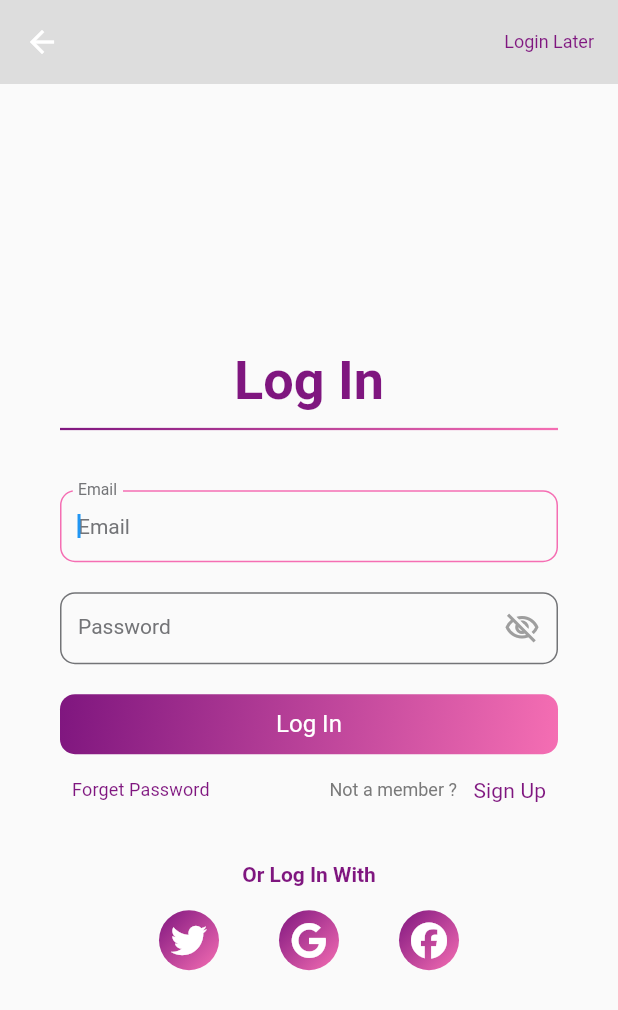
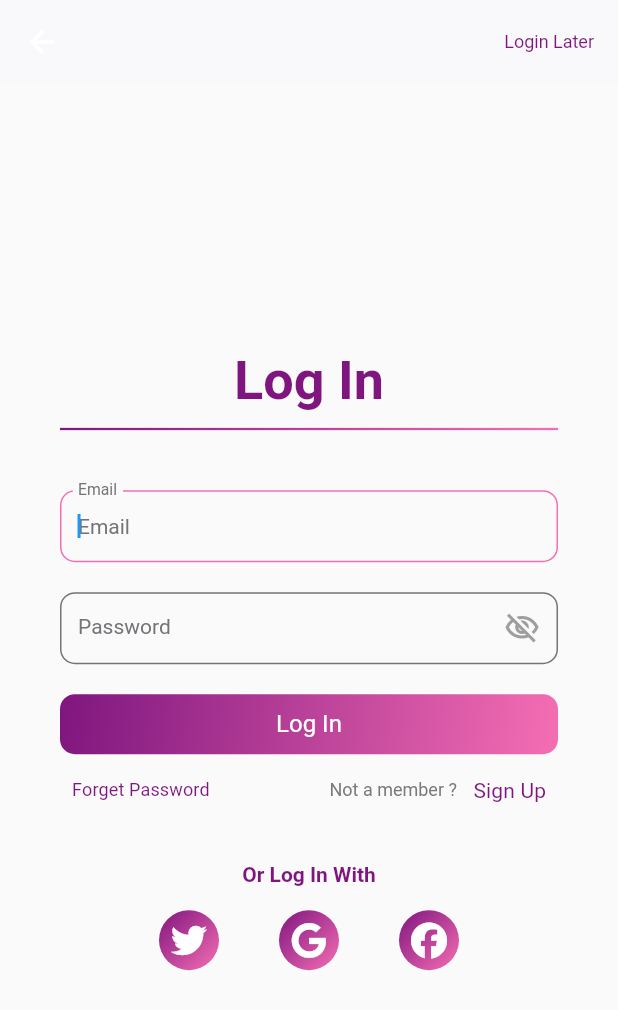
Before and after one commit to mohammedGamal17/MoScore, a Flutter app: the LoginView screen opened by its route, on a phone screen of 412 x 824 dp. Shown: the top 1010 px of the screen. Run offline on Flutter 3.47's test engine with Material 2 defaults, Android fonts, the phone set to English and light mode, and no system bars; our stand-ins replace bloc, cached_network_image, cloud_firestore, dartz, dio, draggable_home and 17 more; missing offline and left inert: flutter_facebook_auth; accounts and stored records are empty; network calls fail; Roboto replaces fonts that are missing (TitilliumWeb).

Commit message:
Update color_manager.dart

```diff
--- a/lib/presentation/resources/colors/color_manager.dart
+++ b/lib/presentation/resources/colors/color_manager.dart
@@ -13,7 +13,7 @@ class ColorManager {
   static Color listTitle = const Color(0xFF797979);
   static Color navigationBarItemColor = const Color(0xFF858585);
   static Color content = const Color(0xFF9E9E9E);
-  static Color backGround = const Color(0xFFDDDDDD);
+  static Color backGround = const Color(0xFFF9F9FC);
 
   static Color error = const Color(0xFFFF0000);
 
```
